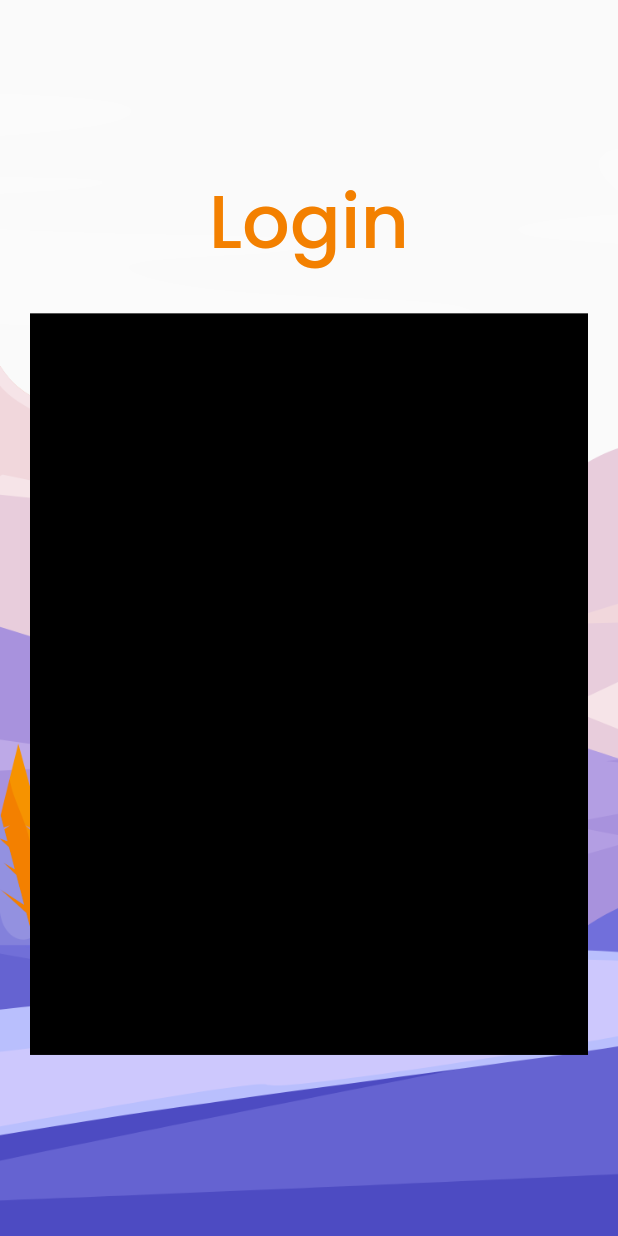
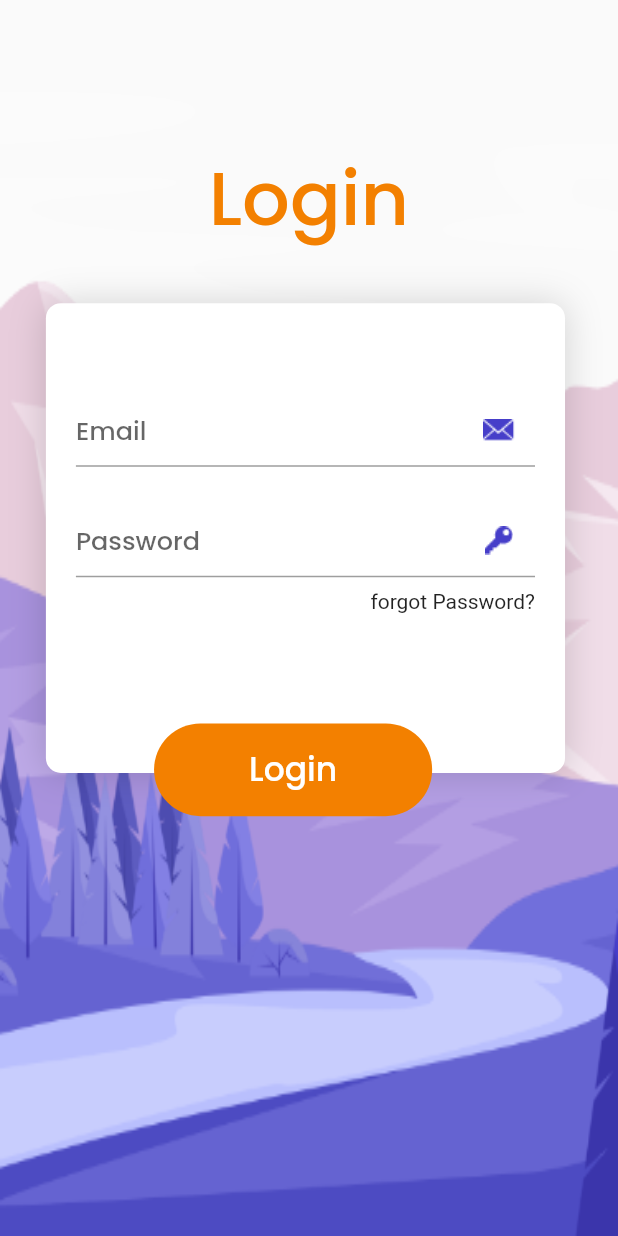
Before and after one commit to nexus-hash/Tour-Booking-App, a Flutter app: the screen it shows after launch, after a tap on "Login", on a phone screen of 412 x 824 dp. Run offline on Flutter 3.47's test engine with Material 2 defaults, Android fonts, the phone set to English and light mode, and no system bars.

Commit message:
Login Page Ui completed

```diff
--- a/lib/LoginPage.dart
+++ b/lib/LoginPage.dart
@@ -9,15 +9,16 @@ class _LoginPageState extends State<LoginPage> {
   @override
   Widget build(BuildContext context) {
     return Scaffold(
+      resizeToAvoidBottomInset: false,
         body: Container(
           decoration: BoxDecoration(
               image: DecorationImage(
-                image: new AssetImage('assets/images/Background.png'),
-                fit: BoxFit.cover,
+                image: new AssetImage('assets/images/BackgroundLogin.png'),
+                fit: BoxFit.fill,
               )
           ),
           child: Padding(
-            padding: const EdgeInsets.only(left: 20.0,right: 20.0,top: 110.0,bottom: 60.0),
+            padding: const EdgeInsets.only(left: 10.0,right: 10.0,top: 95.0,bottom: 60.0),
             child: Column(
               children: <Widget>[
                 Align(
@@ -32,12 +33,94 @@ class _LoginPageState extends State<LoginPage> {
                 ),
                 SizedBox(height: MediaQuery.of(context).size.height*.029,),
                 Container(
-                  color: Colors.black,
                   width: MediaQuery.of(context).size.width,
-                  height: MediaQuery.of(context).size.height*.6,
+                  height: MediaQuery.of(context).size.height*.65,
                   child: Stack(
                     children: <Widget>[
+                      Positioned(
+                        top: MediaQuery.of(context).size.height*.01,
+                        left: MediaQuery.of(context).size.width*.05,
+                        child: Container(
+                            width: MediaQuery.of(context).size.width*.84,
+                            height: MediaQuery.of(context).size.height*.38,
+                            decoration: BoxDecoration(
+                              color: Colors.white,
+                              borderRadius: BorderRadius.all(Radius.circular(10.0)),
+                              boxShadow: <BoxShadow>[
+                                BoxShadow(
+                                  color: Color(0xFF000000).withAlpha(40),
+                                  blurRadius: 20.0
+                                )
+                              ]
+                            ),
+                          child: Padding(
+                            padding: const EdgeInsets.only(left: 20.0,right: 20.0,top: 60.0),
+                            child: Column(
+                              mainAxisAlignment: MainAxisAlignment.start,
+                              children: <Widget>[
+                                Container(
+                                  child: TextField(
+                                    decoration: InputDecoration(
+                                      suffixIcon: ImageIcon(AssetImage('assets/images/mail.png'),color: Color(0xFF463EC9),),
+                                      hintText: 'Email',
+                                      hintStyle: TextStyle(
+                                        fontFamily: 'PoppinsMed',
+                                        fontSize: 17.0
+                                      )
+                                    ),
+                                  ),
+                                ),
+                                SizedBox(height: MediaQuery.of(context).size.height*.03,),
+                                Container(
+                                  child: TextField(
+                                    decoration: InputDecoration(
+                                        suffixIcon: ImageIcon(AssetImage('assets/images/passwordicon.png'),color: Color(0xFF463EC9),),
+                                        hintText: 'Password',
+                                        hintStyle: TextStyle(
+                                            fontFamily: 'PoppinsMed',
+                                            fontSize: 17.0
+                                        )
+                                    ),
+                                    obscureText: true,
+                                  ),
+                                ),
+                                SizedBox(height: MediaQuery.of(context).size.height*.01,),
+                                Align(
+                                  alignment: Alignment.centerRight,
+                                  child: Text('forgot Password?'),
+                                )
+                              ],
+                            ),
+                          ),
+                          ),
 
+
+                      ),
+                      Positioned(
+                        top: MediaQuery.of(context).size.height*.35,
+                        left: MediaQuery.of(context).size.width*.225,
+                        child: Container(
+                          width: MediaQuery.of(context).size.width*.45,
+                          height: MediaQuery.of(context).size.height*.075,
+                          decoration: BoxDecoration(
+                            borderRadius: BorderRadius.all(Radius.circular(50.0)),
+                            color: Color(0xFFF38000)
+                          ),
+                          child: FlatButton(
+                            onPressed: (){},
+                            child: Align(
+                              alignment: Alignment.center,
+                              child: Text('Login',style:
+                              TextStyle(
+                                  color: Color(0xFFFFFFFF),
+                                  fontFamily: 'PoppinsMed',
+                                  fontSize: 22.0
+                              )
+                                ,),
+                            ),
+                          ),
+                        ),
+                      )
                     ],
                   ),
                 )
```
Also changed, not shown: assets/images/BackgroundLogin.png (added), assets/images/mail.png (added), assets/images/passwordicon.png (added).
